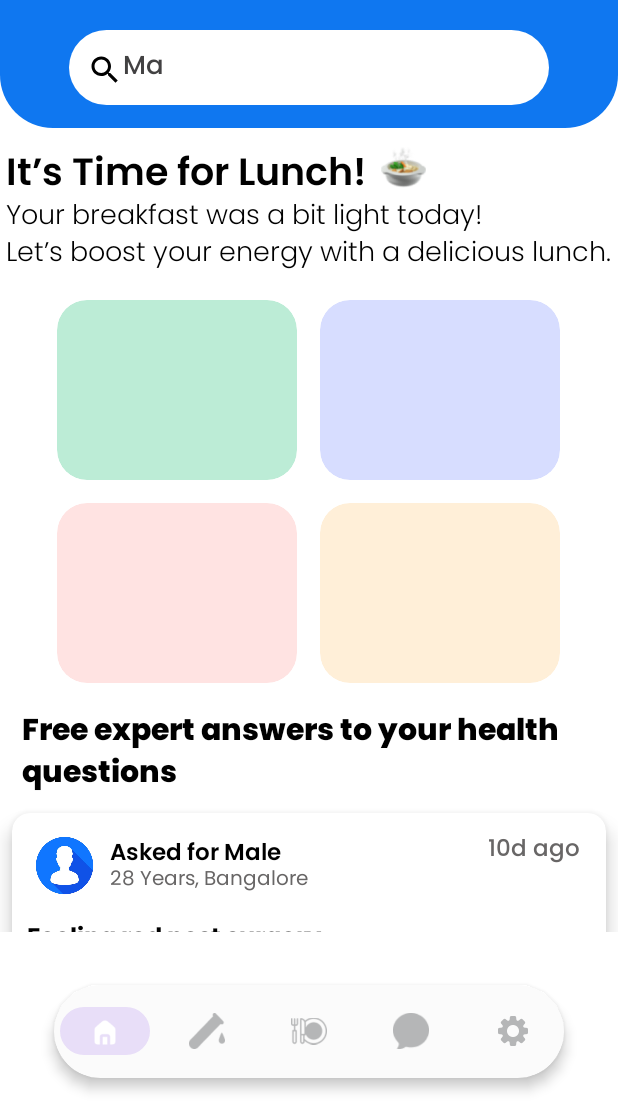
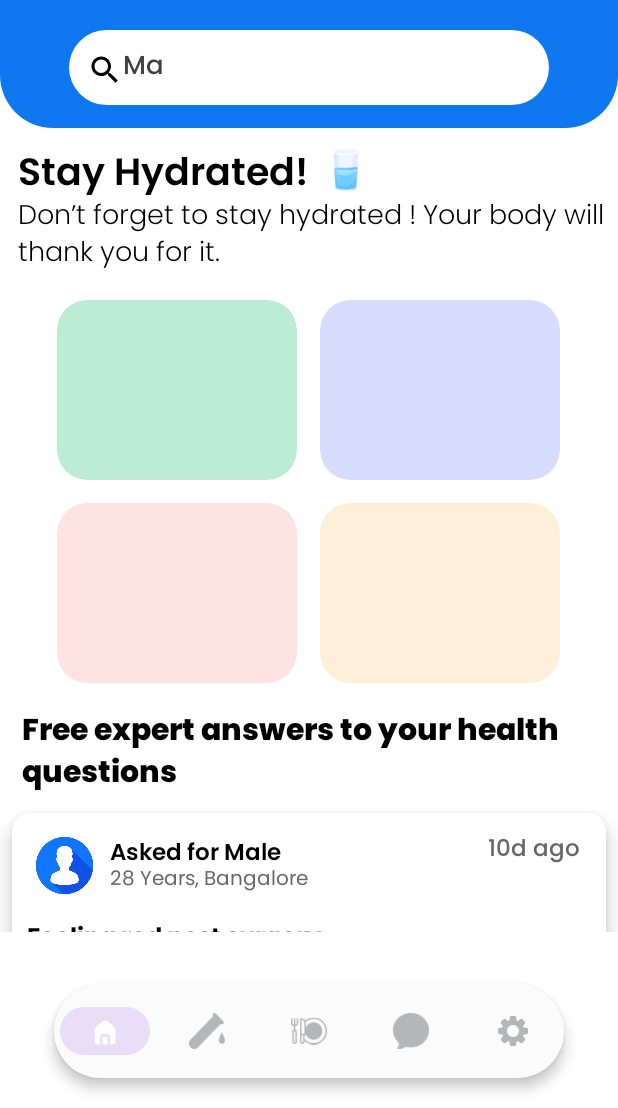
Before and after one commit to Harshs-06/Healix, an Android app: the screen it shows after launch (home_page), on a phone screen of 412 x 824 dp, the part 128-1236 px from its top. Run offline under Robolectric (Android 15) with nearby library versions, the phone set to English and light mode, and no system bars.

Commit message:
home page and lab page push2

```diff
--- a/app/build.gradle.kts
+++ b/app/build.gradle.kts
@@ -37,6 +37,7 @@ dependencies {
     implementation(libs.material)
     implementation(libs.activity)
     implementation(libs.constraintlayout)
+    implementation(libs.play.services.location)
     testImplementation(libs.junit)
     androidTestImplementation(libs.ext.junit)
     implementation("androidx.viewpager2:viewpager2:1.0.0")
--- a/app/src/main/java/com/mathematics/healix/home_page.java
+++ b/app/src/main/java/com/mathematics/healix/home_page.java
@@ -12,6 +12,7 @@ import android.os.Handler;
 import android.view.Window;
 import android.view.animation.LinearInterpolator;
 import android.widget.EditText;
+import android.widget.ImageView;
 import android.widget.TextView;
 
 import androidx.activity.EdgeToEdge;
@@ -21,7 +22,10 @@ import androidx.core.view.ViewCompat;
 import androidx.core.view.WindowInsetsCompat;
 import androidx.viewpager2.widget.ViewPager2;
 
+import com.google.android.material.bottomnavigation.BottomNavigationView;
+
 import java.util.ArrayList;
+import java.util.Calendar;
 import java.util.List;
 
 public class home_page extends AppCompatActivity {
@@ -33,6 +37,7 @@ public class home_page extends AppCompatActivity {
     private boolean deleting = false;
     private Handler handler = new Handler();
     private long delay = 100; // Typing speed
+    BottomNavigationView bottomNav;
     @Override
     protected void onCreate(Bundle savedInstanceState) {
         super.onCreate(savedInstanceState);
@@ -48,12 +53,57 @@ public class home_page extends AppCompatActivity {
         ViewPager2 carousel_pager = findViewById(R.id.carousel_pager);
         List<home_carousel_item> items = new ArrayList<>();
         items.add(new home_carousel_item("10d ago", "Asked for Male", "28 Years, Bangalore", "Feeling rod post surgery", "I am having bp machine..."));
-        items.add(new home_carousel_item("10d ago", "Asked for Male", "28 Years, Bangalore", "Feeling rod post surgery", "I am having bp machine..."));
+        items.add(new home_carousel_item("2w ago", "Asked for Male", "28 Years, Bangalore", "Feeling rod post surgery", "I am having bp machine..."));
         items.add(new home_carousel_item("10d ago", "Asked for Male", "28 Years, Bangalore", "Feeling rod post surgery", "I am having bp machine..."));
         items.add(new home_carousel_item("10d ago", "Asked for Male", "28 Years, Bangalore", "Feeling rod post surgery", "I am having bp machine..."));
         items.add(new home_carousel_item("10d ago", "Asked for Male", "28 Years, Bangalore", "Feeling rod post surgery", "I am having bp machine..."));
         home_carousel_adapter carouselAdapter = new home_carousel_adapter(items);
         carousel_pager.setAdapter(carouselAdapter);
+
+
+        bottomNav =findViewById(R.id.bottomNavigationView);
+        bottomNav.setSelectedItemId(R.id.nav_home);
+
+        bottomNav.setOnItemSelectedListener(item -> {
+            int id = item.getItemId();
+                    if (id == R.id.nav_home) {
+
+                        return true;
+                    }else if (id == R.id.nav_lab) {
+                        Intent intent = new Intent(this, home_lab_test.class);
+                        intent.setFlags(Intent.FLAG_ACTIVITY_CLEAR_TOP | Intent.FLAG_ACTIVITY_SINGLE_TOP);
+                        startActivity(intent);
+
+                        return true;
+                    }
+            return false;
+        });
+
+
+        TextView greetingText = findViewById(R.id.greetingText);
+        TextView greetingDescription = findViewById(R.id.greetingDescription);
+        ImageView greetingImg = findViewById(R.id.greetingImg);
+        Calendar calendar = Calendar.getInstance();
+        int hour = calendar.get(Calendar.HOUR_OF_DAY);
+
+        if (hour >= 5 && hour < 10) {
+            greetingText.setText("It’s Time for Breakfast!");
+            greetingDescription.setText("Good morning! Let’s kickstart your day with a \nhealthy breakfast.");
+            greetingImg.setImageResource(R.drawable.food_img);
+        } else if (hour >= 12 && hour < 15) {
+            greetingText.setText("It’s Time for Lunch!");
+            greetingDescription.setText("Your breakfast was a bit light today ! Let’s boost your energy with a delicious lunch.");
+            greetingImg.setImageResource(R.drawable.food_img);
+        } else if (hour >= 19 && hour < 22) {
+            greetingText.setText("It’s Time for Dinner!");
+            greetingDescription.setText("It’s dinner time! Unwind and recharge with\n a wholesome meal.");
+            greetingImg.setImageResource(R.drawable.food_img);
+        } else {
+            greetingText.setText("Stay Hydrated!");
+            greetingDescription.setText("Don’t forget to stay hydrated ! Your body will thank you for it.");
+            greetingImg.setImageResource(R.drawable.water_icon);
+        }
+
 
         ViewCompat.setOnApplyWindowInsetsListener(findViewById(R.id.main), (v, insets) -> {
             Insets systemBars = insets.getInsets(WindowInsetsCompat.Type.systemBars());
@@ -61,6 +111,7 @@ public class home_page extends AppCompatActivity {
             return insets;
         });
     }
+
     //trying push
     private void animateHint() {
         handler.postDelayed(new Runnable() {
@@ -87,4 +138,10 @@ public class home_page extends AppCompatActivity {
             }
         }, delay);
     }
+
+    @Override
+    protected void onResume() {
+        super.onResume();
+        bottomNav.setSelectedItemId(R.id.nav_home);
+    }
 }
--- /dev/null
+++ b/app/src/main/res/drawable/google_location.xml
@@ -0,0 +1,5 @@
+<vector xmlns:android="http://schemas.android.com/apk/res/android" android:height="24dp" android:tint="#000000" android:viewportHeight="24" android:viewportWidth="24" android:width="24dp">
+
+    <path android:fillColor="@android:color/white" android:pathData="M20.94,11c-0.46,-4.17 -3.77,-7.48 -7.94,-7.94V1h-2v2.06C6.83,3.52 3.52,6.83 3.06,11H1v2h2.06c0.46,4.17 3.77,7.48 7.94,7.94V23h2v-2.06c4.17,-0.46 7.48,-3.77 7.94,-7.94H23v-2h-2.06zM12,19c-3.87,0 -7,-3.13 -7,-7s3.13,-7 7,-7 7,3.13 7,7 -3.13,7 -7,7z"/>
+
+</vector>
--- /dev/null
+++ b/app/src/main/res/drawable/location_icon.xml
@@ -0,0 +1,5 @@
+<vector xmlns:android="http://schemas.android.com/apk/res/android" android:height="24dp" android:tint="#000000" android:viewportHeight="24" android:viewportWidth="24" android:width="24dp">
+
+    <path android:fillColor="@android:color/white" android:pathData="M12,2C8.13,2 5,5.13 5,9c0,5.25 7,13 7,13s7,-7.75 7,-13c0,-3.87 -3.13,-7 -7,-7zM12,11.5c-1.38,0 -2.5,-1.12 -2.5,-2.5s1.12,-2.5 2.5,-2.5 2.5,1.12 2.5,2.5 -1.12,2.5 -2.5,2.5z"/>
+
+</vector>
--- a/app/src/main/res/layout/activity_home_page.xml
+++ b/app/src/main/res/layout/activity_home_page.xml
@@ -54,7 +54,9 @@
                     android:id="@+id/searchBar"
                     android:layout_width="320dp"
                     android:layout_height="50dp"
-
+                    android:maxLines="1"
+                    android:inputType="text"
+                    android:imeOptions="actionDone"
                     android:layout_gravity="center"
                     android:layout_marginTop="20dp"
                     android:background="@drawable/search_bar_design"
@@ -74,6 +76,8 @@
                 <LinearLayout
                     android:layout_marginTop="10dp"
                     android:layout_gravity="center"
+                    android:layout_marginStart="10dp"
+                    android:layout_marginEnd="5dp"
                     android:layout_width="wrap_content"
                     android:layout_height="wrap_content"
                     android:orientation="vertical">
@@ -89,10 +93,11 @@
                             android:fontFamily="@font/poppins_semibold"
                             android:textColor="@color/black"
                             android:textSize="25sp"
-
+                            android:id="@+id/greetingText"
                             android:text="It’s Time for Lunch!"
                             tools:ignore="HardcodedText" />
                         <ImageView
+                            android:id="@+id/greetingImg"
                             android:layout_marginStart="10dp"
                             android:layout_marginTop="-2dp"
                             android:layout_width="30dp"
@@ -106,7 +111,7 @@
                         android:layout_marginTop="-5dp"
                         android:fontFamily="@font/poppins_light"
                         android:text="Your breakfast was a bit light today! \nLet’s boost your energy with a delicious lunch."
-
+                        android:id="@+id/greetingDescription"
                         android:textColor="@color/black"
                         android:textSize="18sp"
                         tools:ignore="HardcodedText" />
--- a/gradle/libs.versions.toml
+++ b/gradle/libs.versions.toml
@@ -7,6 +7,7 @@ appcompat = "1.7.0"
 material = "1.12.0"
 activity = "1.10.1"
 constraintlayout = "2.2.1"
+playServicesLocation = "21.3.0"
 
 [libraries]
 junit = { group = "junit", name = "junit", version.ref = "junit" }
@@ -16,6 +17,7 @@ appcompat = { group = "androidx.appcompat", name = "appcompat", version.ref = "a
 material = { group = "com.google.android.material", name = "material", version.ref = "material" }
 activity = { group = "androidx.activity", name = "activity", version.ref = "activity" }
 constraintlayout = { group = "androidx.constraintlayout", name = "constraintlayout", version.ref = "constraintlayout" }
+play-services-location = { group = "com.google.android.gms", name = "play-services-location", version.ref = "playServicesLocation" }
 
 [plugins]
 android-application = { id = "com.android.application", version.ref = "agp" }
```
Also changed, not shown: app/src/main/AndroidManifest.xml (+9 -5 lines), app/src/main/java/com/mathematics/healix/LocationHelper.java (added, +73 -0 lines), app/src/main/java/com/mathematics/healix/home_lab_test.java (added, +100 -0 lines), app/src/main/res/layout/activity_home_lab_test.xml (added, +117 -0 lines), app/src/main/res/drawable/water_icon.png (added).
